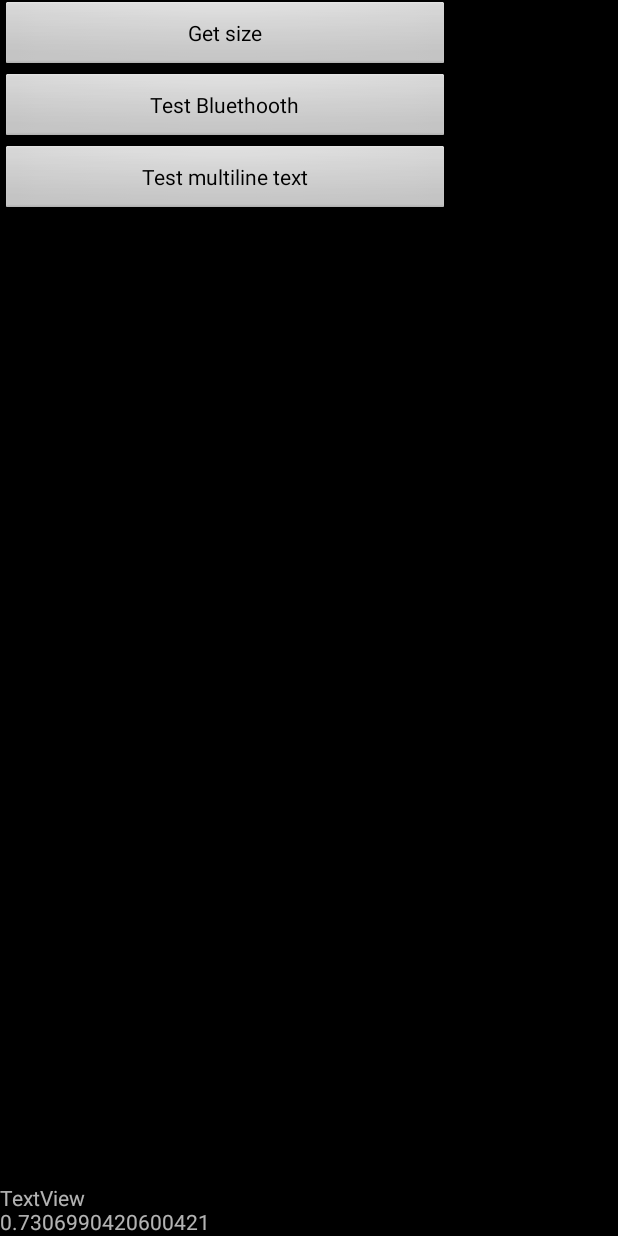
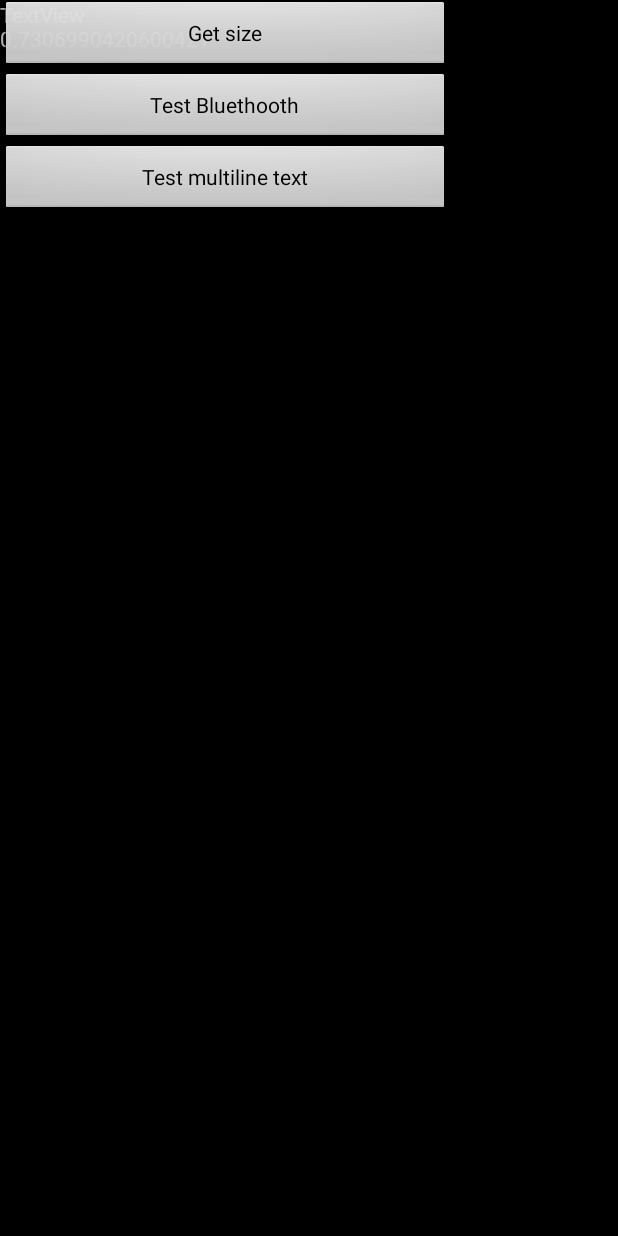
Before and after one commit to lukino999-git/BluetoothTest, an Android app: the screen it shows after launch (MainActivity), after a tap on "Test multiline text", on a phone screen of 412 x 824 dp. Run offline under Robolectric (Android 15) with nearby library versions, the phone set to English and light mode, and no system bars.

Commit message:
Removed gravity bottom
Added code

final ScrollView scrollview = ((ScrollView) findViewById(R.id.scrollview));
scrollview.fullScroll(ScrollView.FOCUS_DOWN);

```diff
--- a/app/src/main/java/com/lukino999/fullscreen004/MainActivity.java
+++ b/app/src/main/java/com/lukino999/fullscreen004/MainActivity.java
@@ -67,6 +67,10 @@ public class MainActivity extends AppCompatActivity {
         String textToAppend = "\n" + String.valueOf(Math.random());
         tv.setText(textInTextView + textToAppend);
 
+        final ScrollView sv = ((ScrollView) findViewById(R.id.scrollView));
+        sv.fullScroll(sv.FOCUS_DOWN);
+
+
 
 
     }
--- a/app/src/main/res/layout/activity_main.xml
+++ b/app/src/main/res/layout/activity_main.xml
@@ -64,7 +64,6 @@
                 android:id="@+id/textViewLog"
                 android:layout_width="match_parent"
                 android:layout_height="wrap_content"
-                android:gravity="bottom"
                 android:text="TextView"
                 tools:ignore="HardcodedText" />
         </ScrollView>
```
